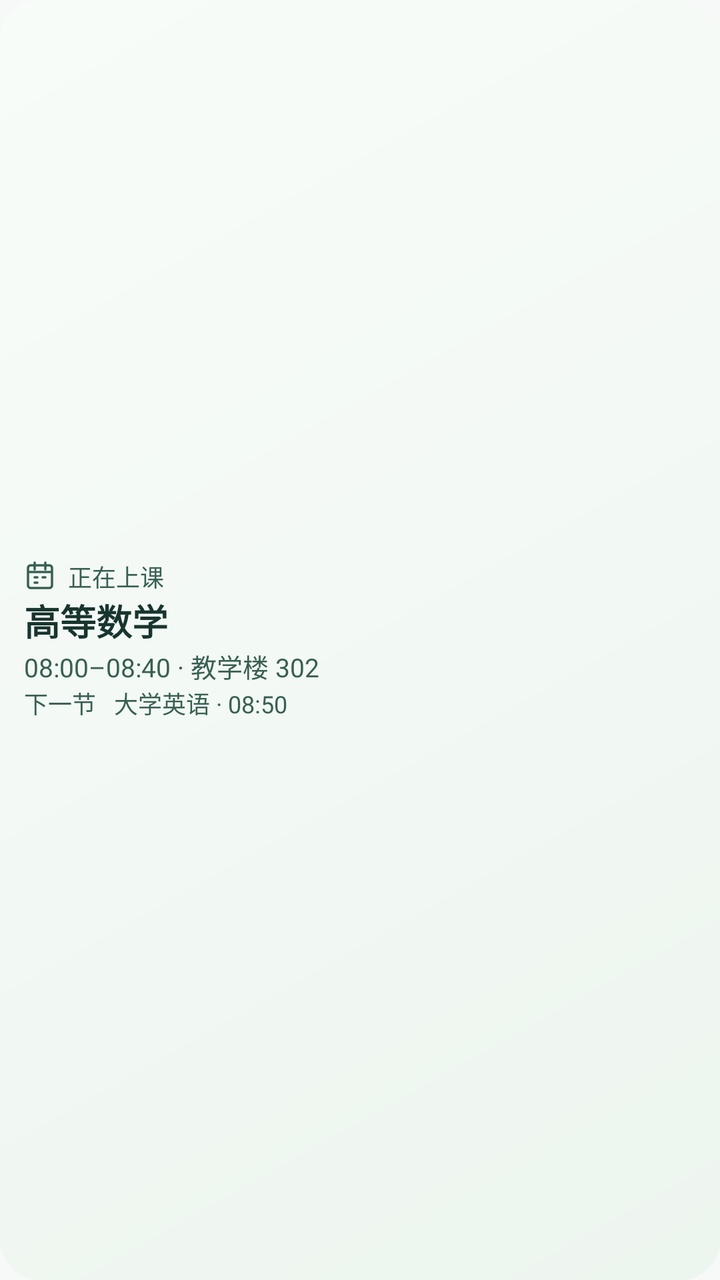
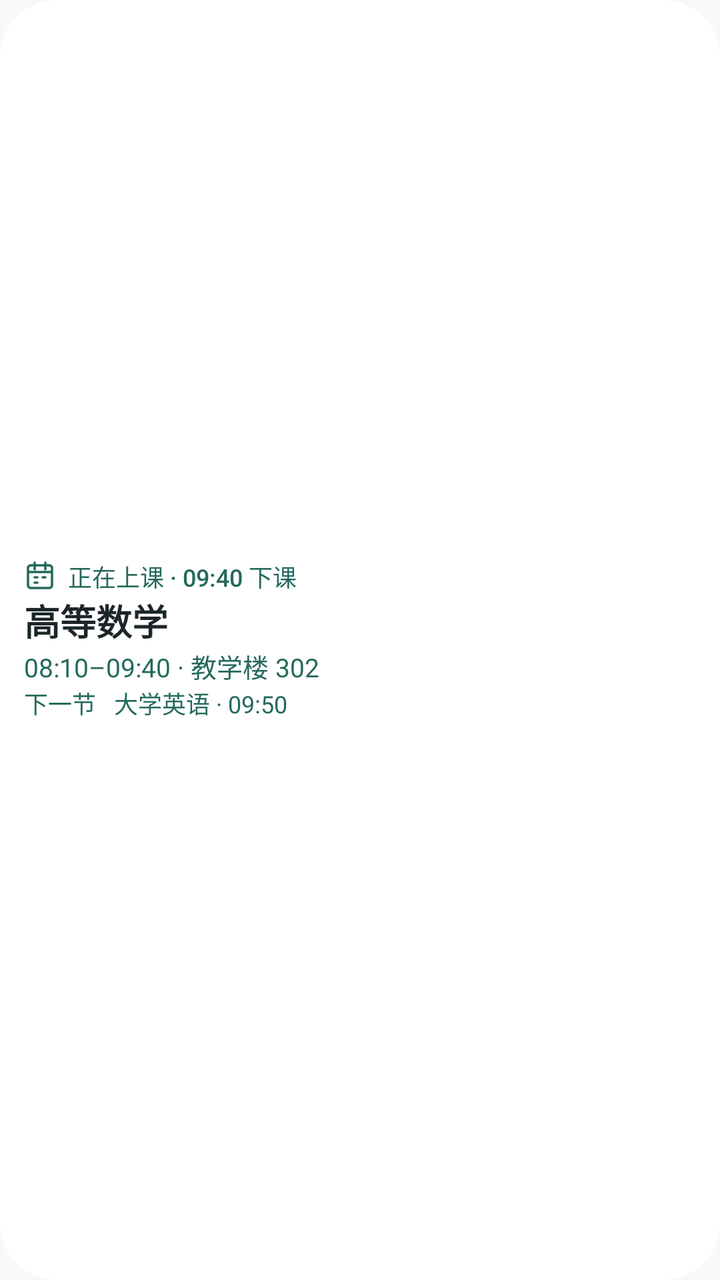

Screens rendered from an Android XML layout before and after an edit, with the pre-edit source and the edit as a unified diff.
<!-- AndroidManifest.xml: application theme Theme.ClassTools -->
<!-- res/layout/widget_preview_timetable.xml -->
<LinearLayout xmlns:android="http://schemas.android.com/apk/res/android" android:layout_width="match_parent"
    android:layout_height="match_parent" android:gravity="center_vertical" android:orientation="vertical"
    android:background="@drawable/timetable_widget_background" android:padding="12dp">
    <TextView android:drawableStart="@drawable/widget_icon_timetable" android:drawablePadding="6dp"
        android:gravity="center_vertical" android:fontFamily="sans-serif-medium" android:layout_width="match_parent" android:layout_height="wrap_content" android:textColor="@color/widget_accent" android:textSize="12sp" android:text="正在上课" />
    <TextView android:layout_width="match_parent" android:layout_height="wrap_content" android:textColor="@color/widget_ink" android:textSize="18sp" android:textStyle="bold" android:maxLines="1" android:ellipsize="end" android:text="高等数学" />
    <TextView android:layout_width="match_parent" android:layout_height="wrap_content" android:textColor="@color/widget_accent" android:textSize="13sp" android:maxLines="1" android:ellipsize="end" android:text="08:00–08:40 · 教学楼 302" />
    <TextView android:layout_width="match_parent" android:layout_height="wrap_content" android:singleLine="true" android:ellipsize="end" android:textSize="12sp" android:textColor="@color/widget_accent" android:text="下一节   大学英语 · 08:50" />
</LinearLayout>
<!-- resources referenced by this layout -->
<resources>
  <color name="widget_accent">#386052</color>
  <color name="widget_ink">#17352E</color>
  <!-- drawable timetable_widget_background (drawable) -->
  <shape xmlns:android="http://schemas.android.com/apk/res/android" android:shape="rectangle">
      <gradient android:angle="315" android:startColor="@color/widget_green_highlight" android:endColor="@color/widget_paper" />
      <corners android:radius="20dp" />
  </shape>
  <!-- drawable widget_icon_timetable (drawable) -->
  <vector xmlns:android="http://schemas.android.com/apk/res/android"
      android:width="16dp" android:height="16dp" android:viewportWidth="24" android:viewportHeight="24">
      <path android:fillColor="@android:color/transparent" android:strokeColor="@color/widget_accent"
          android:strokeWidth="1.8" android:strokeLineCap="round" android:strokeLineJoin="round"
          android:pathData="M5,4h14a2,2 0,0 1,2 2v13a2,2 0,0 1,-2 2H5a2,2 0,0 1,-2 -2V6a2,2 0,0 1,2 -2z M8,2v5 M16,2v5 M3,9h18 M8,13h2 M14,13h2 M8,17h2" />
  </vector>
  <style name="Theme.ClassTools" parent="android:Theme.Material.Light.NoActionBar">
          <item name="android:windowBackground">@color/ct_window_background</item>
          <item name="android:windowNoTitle">true</item>
          <item name="android:windowActionModeOverlay">true</item>
          <item name="android:statusBarColor">@android:color/transparent</item>
          <item name="android:navigationBarColor">@android:color/transparent</item>
          <item name="android:windowLightStatusBar">true</item>
          <item name="android:windowLightNavigationBar">true</item>
      </style>
  <color name="widget_green_highlight">#F8FCF9</color>
  <color name="widget_paper">#EDF5EF</color>
  <color name="ct_window_background">#F7F8F8</color>
</resources>

<!-- the commit's change to res/layout/widget_preview_timetable.xml (unified diff, before → after) -->
@@ -2,8 +2,8 @@
     android:layout_height="match_parent" android:gravity="center_vertical" android:orientation="vertical"
     android:background="@drawable/timetable_widget_background" android:padding="12dp">
     <TextView android:drawableStart="@drawable/widget_icon_timetable" android:drawablePadding="6dp"
-        android:gravity="center_vertical" android:fontFamily="sans-serif-medium" android:layout_width="match_parent" android:layout_height="wrap_content" android:textColor="@color/widget_accent" android:textSize="12sp" android:text="正在上课" />
+        android:gravity="center_vertical" android:fontFamily="sans-serif-medium" android:layout_width="match_parent" android:layout_height="wrap_content" android:textColor="@color/widget_accent" android:textSize="12sp" android:text="正在上课 · 09:40 下课" />
     <TextView android:layout_width="match_parent" android:layout_height="wrap_content" android:textColor="@color/widget_ink" android:textSize="18sp" android:textStyle="bold" android:maxLines="1" android:ellipsize="end" android:text="高等数学" />
-    <TextView android:layout_width="match_parent" android:layout_height="wrap_content" android:textColor="@color/widget_accent" android:textSize="13sp" android:maxLines="1" android:ellipsize="end" android:text="08:00–08:40 · 教学楼 302" />
-    <TextView android:layout_width="match_parent" android:layout_height="wrap_content" android:singleLine="true" android:ellipsize="end" android:textSize="12sp" android:textColor="@color/widget_accent" android:text="下一节   大学英语 · 08:50" />
+    <TextView android:layout_width="match_parent" android:layout_height="wrap_content" android:textColor="@color/widget_accent" android:textSize="13sp" android:maxLines="1" android:ellipsize="end" android:text="08:10–09:40 · 教学楼 302" />
+    <TextView android:layout_width="match_parent" android:layout_height="wrap_content" android:singleLine="true" android:ellipsize="end" android:textSize="12sp" android:textColor="@color/widget_accent" android:text="下一节   大学英语 · 09:50" />
 </LinearLayout>
<!-- resource entries referenced after the edit -->
@@ -1,11 +1,11 @@
 <!-- resources referenced by this layout -->
 <resources>
-  <color name="widget_accent">#386052</color>
-  <color name="widget_ink">#17352E</color>
+  <color name="widget_accent">#24695C</color>
+  <color name="widget_ink">#1C2629</color>
   <!-- drawable timetable_widget_background (drawable) -->
   <shape xmlns:android="http://schemas.android.com/apk/res/android" android:shape="rectangle">
       <gradient android:angle="315" android:startColor="@color/widget_green_highlight" android:endColor="@color/widget_paper" />
-      <corners android:radius="20dp" />
+      <corners android:radius="@dimen/ct_widget_radius" />
   </shape>
   <!-- drawable widget_icon_timetable (drawable) -->
   <vector xmlns:android="http://schemas.android.com/apk/res/android"
@@ -23,8 +23,9 @@
           <item name="android:windowLightStatusBar">true</item>
           <item name="android:windowLightNavigationBar">true</item>
       </style>
-  <color name="widget_green_highlight">#F8FCF9</color>
-  <color name="widget_paper">#EDF5EF</color>
+  <color name="widget_green_highlight">#FFFFFF</color>
+  <color name="widget_paper">#FFFFFF</color>
+  <dimen name="ct_widget_radius">20dp</dimen>
   <color name="ct_window_background">#F7F8F8</color>
 </resources>
 
